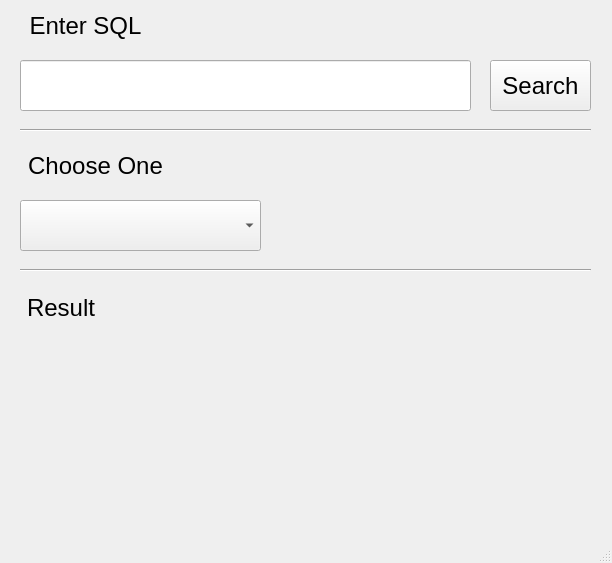
First picture: the form in UI.ui, repository curry0622/DBMS-Project, before the edit.
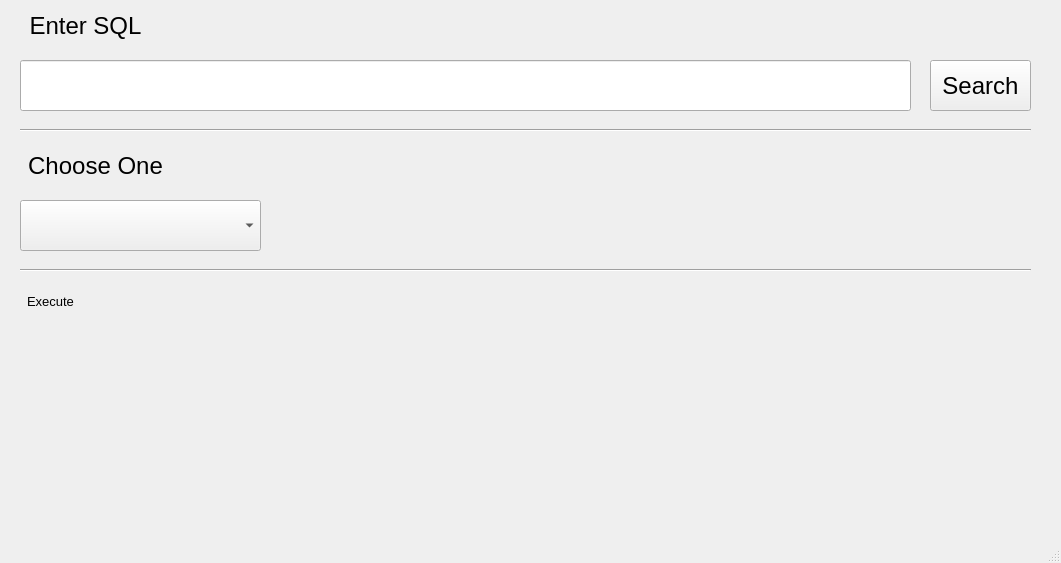
Second picture: the form after the edit.

Diff of the .ui file:
```diff
--- a/UI.ui
+++ b/UI.ui
@@ -6,7 +6,7 @@
    <rect>
     <x>0</x>
     <y>0</y>
-    <width>612</width>
+    <width>1061</width>
     <height>563</height>
    </rect>
   </property>
@@ -40,20 +40,20 @@
      <rect>
       <x>20</x>
       <y>60</y>
-      <width>451</width>
+      <width>891</width>
       <height>51</height>
      </rect>
     </property>
     <property name="font">
      <font>
-      <pointsize>12</pointsize>
+      <pointsize>10</pointsize>
      </font>
     </property>
    </widget>
    <widget class="QPushButton" name="btn_sql">
     <property name="geometry">
      <rect>
-      <x>490</x>
+      <x>930</x>
       <y>60</y>
       <width>101</width>
       <height>51</height>
@@ -158,7 +158,7 @@
      <rect>
       <x>20</x>
       <y>120</y>
-      <width>571</width>
+      <width>1011</width>
       <height>20</height>
      </rect>
     </property>
@@ -192,7 +192,7 @@
      <rect>
       <x>20</x>
       <y>260</y>
-      <width>571</width>
+      <width>1011</width>
       <height>20</height>
      </rect>
     </property>
@@ -205,17 +205,17 @@
      <rect>
       <x>27</x>
       <y>294</y>
-      <width>561</width>
+      <width>1001</width>
       <height>211</height>
      </rect>
     </property>
     <property name="font">
      <font>
-      <pointsize>18</pointsize>
+      <pointsize>10</pointsize>
      </font>
     </property>
     <property name="text">
-     <string>Result</string>
+     <string>Execute</string>
     </property>
     <property name="alignment">
      <set>Qt::AlignLeading|Qt::AlignLeft|Qt::AlignTop</set>
```
Left out of the diff: 4 changed lines with no effect on the pictures.
